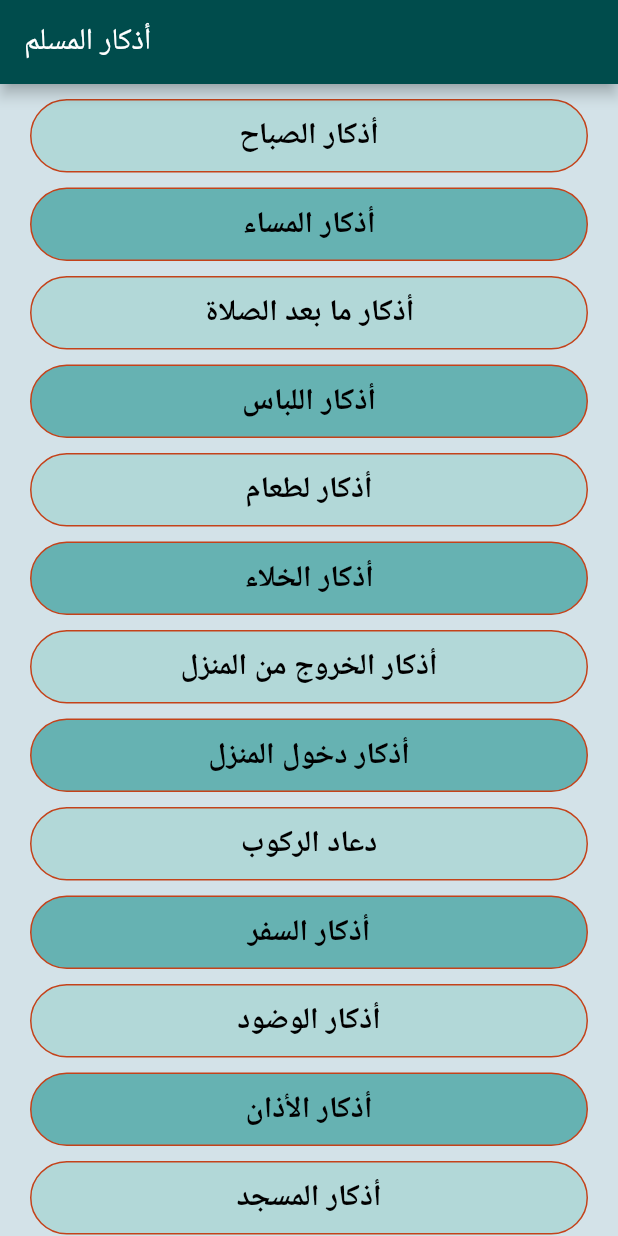
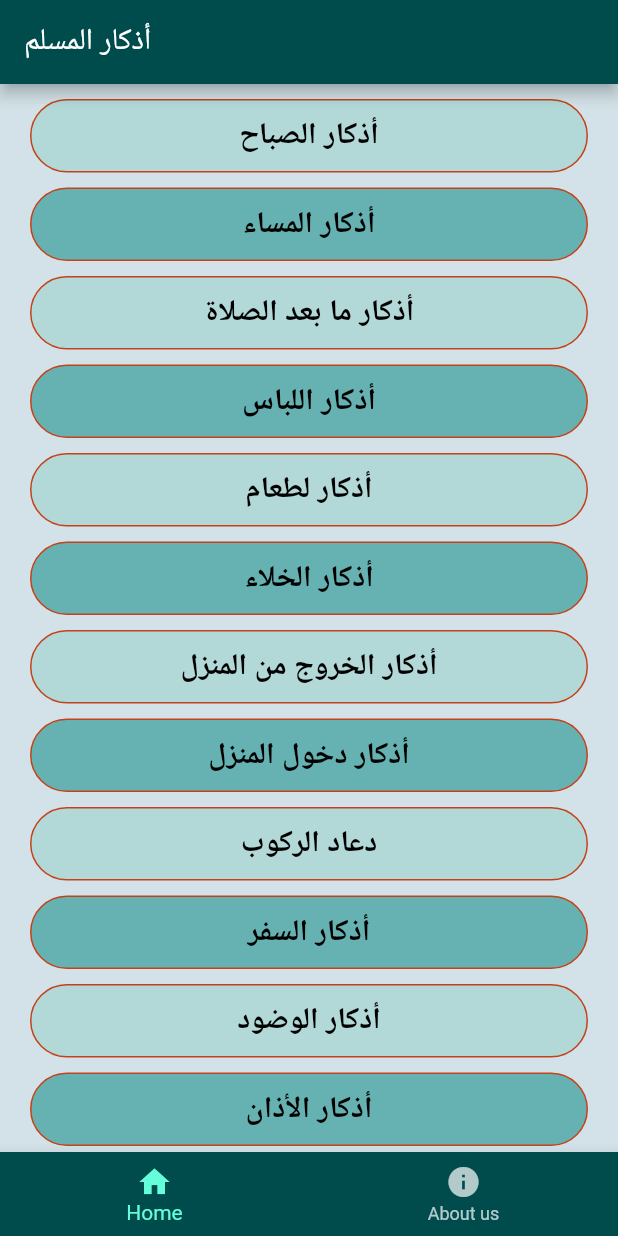
Before and after one commit to hudaalmasoud/alnaiem, a Flutter app: the screen it shows after launch, on a phone screen of 412 x 824 dp. Run offline on Flutter 3.47's test engine with Material 2 defaults, Android fonts, the phone set to English and light mode, and no system bars.

```diff
--- a/lib/main.dart
+++ b/lib/main.dart
@@ -1,9 +1,22 @@
 import 'package:flutter/material.dart';
 import 'screens/home_page.dart';
+import 'screens/about_us.dart';
 
 void main() => runApp(MyApp());
 
-class MyApp extends StatelessWidget {
+class MyApp extends StatefulWidget {
+  @override
+  State<StatefulWidget> createState() {
+    return MyAppState();
+  }
+}
+
+class MyAppState extends State<MyApp> {
+  int _selectedPage = 0;
+  final _pageOptions = [
+    HomePage(),
+    AboutUs(),
+  ];
   @override
   Widget build(BuildContext context) {
     return MaterialApp(
@@ -12,97 +25,28 @@ class MyApp extends StatelessWidget {
         primaryColor: Color(0xFF004c4c),
         scaffoldBackgroundColor: Color(0xFFD3E2E8),
       ),
-      home: HomePage(),
-      //home: MyStatefulWidget(),
+      home: Scaffold(
+        body: _pageOptions[_selectedPage],
+        bottomNavigationBar: BottomNavigationBar(
+          backgroundColor: Color(0xFF004c4c),
+          currentIndex: _selectedPage,
+          onTap: (int index) {
+            setState(() {
+              _selectedPage = index;
+            });
+          },
+          items: [
+            BottomNavigationBarItem(
+              icon: Icon(Icons.home),
+              title: Text('Home'),
+            ),
+            BottomNavigationBarItem(
+              icon: Icon(Icons.info),
+              title: Text('About us'),
+            ),
+          ],
+        ),
+      ),
     );
   }
 }
-
-//class MyStatefulWidget extends StatefulWidget {
-//  MyStatefulWidget({Key key}) : super(key: key);
-//
-//  @override
-//  _MyStatefulWidgetState createState() => _MyStatefulWidgetState();
-//}
-//
-//class _MyStatefulWidgetState extends State<MyStatefulWidget> {
-//  int _selectedIndex = 0;
-//  static const TextStyle optionStyle =
-//      TextStyle(fontSize: 30, fontWeight: FontWeight.bold);
-//  static const List<Widget> _widgetOptions = <Widget>[
-//    Text(
-//      'Index 0: Home',
-//      style: optionStyle,
-//    ),
-//    Text(
-//      'Index 1: Business',
-//      style: optionStyle,
-//    ),
-//    Text(
-//      'Index 2: School',
-//      style: optionStyle,
-//    ),
-//  ];
-//
-//  void _onItemTapped(int index) {
-//    setState(() {
-//      _selectedIndex = index;
-//    });
-//  }
-//
-//  @override
-//  Widget build(BuildContext context) {
-//    return Scaffold(
-//      appBar: AppBar(
-//        title: const Text('BottomNavigationBar Sample'),
-//      ),
-//      body: Center(
-//        child: _widgetOptions.elementAt(_selectedIndex),
-//      ),
-//
-////      bottomNavigationBar: Container(
-////      height: 60,
-////      color: Colors.black54,
-////      child: InkWell(
-////        onTap: () => Navigator.push(
-////          context,
-////          MaterialPageRoute(
-////            builder: (context) => HomePage(),
-////          ),
-////        ),
-////        child: Padding(
-////          padding: EdgeInsets.only(top: 8.0),
-////          child: Column(
-////            children: <Widget>[
-////              Icon(
-////                Icons.home,
-////              ),
-////              Text('Home')
-////            ],
-////          ),
-////        ),
-////      ),
-////    ),
-//
-//      bottomNavigationBar: BottomNavigationBar(
-//        items: const <BottomNavigationBarItem>[
-//          BottomNavigationBarItem(
-//            icon: Icon(Icons.home),
-//            title: Text('Home'),
-//          ),
-//          BottomNavigationBarItem(
-//            icon: Icon(Icons.business),
-//            title: Text('Business'),
-//          ),
-//          BottomNavigationBarItem(
-//            icon: Icon(Icons.school),
-//            title: Text('School'),
-//          ),
-//        ],
-//        currentIndex: _selectedIndex,
-//        selectedItemColor: Colors.amber[800],
-//        onTap: _onItemTapped,
-//      ),
-//    );
-//  }
-//}
--- /dev/null
+++ b/lib/screens/about_us.dart
@@ -0,0 +1,12 @@
+import 'package:flutter/material.dart';
+
+class AboutUs extends StatelessWidget {
+  @override
+  Widget build(BuildContext context) {
+    return Scaffold(
+      appBar: AppBar(
+        title: Text('About Us'),
+      ),
+    );
+  }
+}
```
Also changed, not shown: 1 other file.
